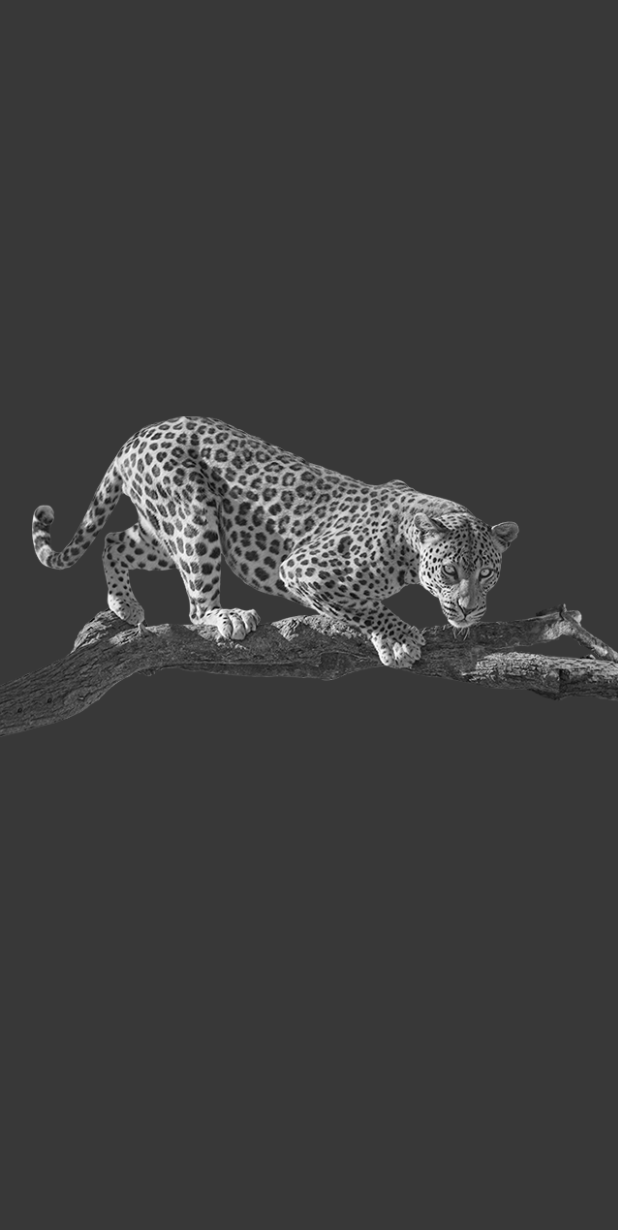
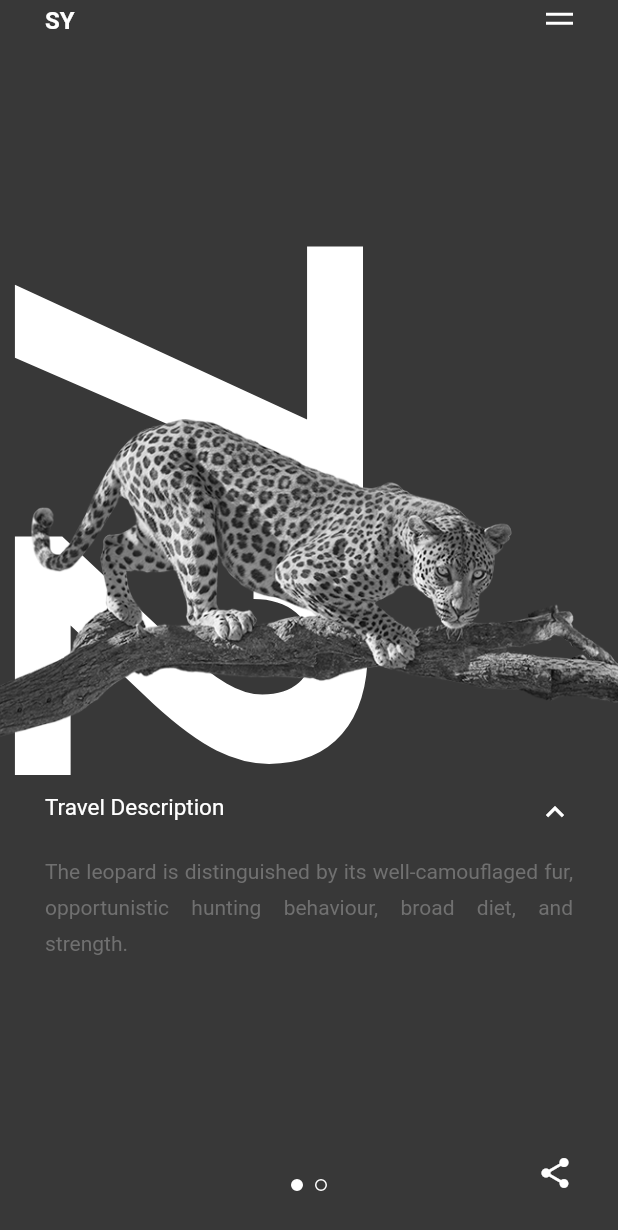
Before and after one commit to henriSedjame/sy_travel_animation, a Flutter app: the screen it shows after launch, on a phone screen of 412 x 824 dp. Shown: the top 1230 px of the screen. Run offline on Flutter 3.47's test engine with Material 2 defaults, Android fonts, the phone set to English and light mode, and no system bars.

Commit message:
Page 1 achevé

```diff
--- a/lib/main_view.dart
+++ b/lib/main_view.dart
@@ -3,7 +3,13 @@ import 'package:provider/provider.dart';
 import 'package:sy_travel_animation/utils/PageScrollHolder.dart';
 import 'package:sy_travel_animation/pages/leopard_page.dart';
 import 'package:sy_travel_animation/pages/vulture_page.dart';
+import 'package:sy_travel_animation/widgets/app_bar_widget.dart';
+import 'package:sy_travel_animation/widgets/arrow_icon.dart';
+import 'package:sy_travel_animation/widgets/leopard_page_desc_widget.dart';
 import 'package:sy_travel_animation/widgets/leopard_widget.dart';
+import 'package:sy_travel_animation/widgets/7_2_widget.dart';
+import 'package:sy_travel_animation/widgets/page_indicator.dart';
+import 'package:sy_travel_animation/widgets/share_btn_widget.dart';
 import 'package:sy_travel_animation/widgets/vulture_widget.dart';
 
 class MainView extends StatefulWidget {
@@ -49,7 +55,11 @@ class _MainViewState extends State<MainView>
               ],
             ),
             LeopardWidget(),
-            VultureWidget()
+            VultureWidget(),
+            AppBarWidget(),
+            PageIndicator(),
+            ShareBtnWidget(),
+            ArrowIcon()
           ],
         ),
       ),
--- a/lib/pages/leopard_page.dart
+++ b/lib/pages/leopard_page.dart
@@ -1,8 +1,15 @@
 import 'package:flutter/material.dart';
+import 'package:sy_travel_animation/widgets/7_2_widget.dart';
+import 'package:sy_travel_animation/widgets/leopard_page_desc_widget.dart';
 
 class LeopardPage extends StatelessWidget {
   @override
   Widget build(BuildContext context) {
-    return Container();
+    return Stack(
+      children: <Widget>[
+        b72Widget(),
+        LeopardPageDescWidget(),
+      ],
+    );
   }
 }
--- a/lib/utils/PageScrollHolder.dart
+++ b/lib/utils/PageScrollHolder.dart
@@ -4,8 +4,8 @@ import 'package:flutter/foundation.dart';
 
 class PageScrollHolder extends ChangeNotifier {
 
-  double _currentPage = 0;
-  double _pagePosition;
+  double _currentPage = 0.0;
+  double _pagePosition = 0.0;
 
   PageScrollHolder(PageController controller) {
     controller.addListener(() {
--- a/lib/utils/constantes.dart
+++ b/lib/utils/constantes.dart
@@ -1,18 +1,39 @@
+
+import 'dart:io';
 
 import 'package:flutter/material.dart';
 
+/* Colors */
 const Color mainBlack = Color(0xFF383838);
 const Color lightGrey = Color(0xFF707070);
 const Color lighterGrey = Color(0xFFA0A0A0);
 const Color white = Color(0xFFFFFFFF);
 
-
+/* images asset */
 const leopardAsset = 'assets/images/leopard.png';
 const vultureAsset = 'assets/images/vulture.png';
 
+/* décalages & ratio */
+const leopardRatio = 1.9/3;
+const vultureRatio = 1.9/3;
+
+const leopardDecalage = 0.85;
+const vultureDecalage = 1 - leopardDecalage;
+
+/* Images size */
 const vultureOriginalHeight = 414.0;
 const vultureOriginalWidth = 205.0;
-const vultureTransformedHeight = 240.0;
+const vultureTransformedHeight = vultureOriginalHeight * vultureRatio;
 const vultureTransformedWidth = vultureTransformedHeight * vultureOriginalWidth / vultureOriginalHeight;
 
-const leopardImageHeight = 270.0;
+const leopardOriginalHeight = 418.0;
+const leopardOriginalWidth = 1022.0;
+const leopardTransformedwidth = leopardOriginalWidth * leopardRatio;
+const leopardImageHeight = leopardTransformedwidth * leopardOriginalHeight/leopardOriginalWidth;
+
+/* */
+
+double screenHeight(BuildContext ctx) => MediaQuery.of(ctx).size.height;
+double b72TopGap(BuildContext ctx) => (screenHeight(ctx) - leopardImageHeight) / 2 - 125;
+double b72Height(BuildContext ctx) => (screenHeight(ctx)/ 2.2);
+double descTopGap(BuildContext ctx) => b72TopGap(ctx) + b72Height(ctx);
--- /dev/null
+++ b/lib/widgets/7_2_widget.dart
@@ -0,0 +1,39 @@
+import 'package:flutter/material.dart';
+import 'package:provider/provider.dart';
+import 'package:sy_travel_animation/utils/PageScrollHolder.dart';
+import 'package:sy_travel_animation/utils/constantes.dart';
+
+class b72Widget extends StatelessWidget {
+  @override
+  Widget build(BuildContext context) {
+    var screenSize = MediaQuery.of(context).size;
+    var screenWidth = screenSize.width;
+
+    var decalageFin = -screenWidth;
+    const decalageDebut = -60.0;
+
+    return Consumer<PageScrollHolder>(
+      builder: (_, holder, child) {
+        var page = holder.currentPage;
+
+        return Positioned(
+          top: b72TopGap(context),
+          left: (decalageFin - decalageDebut) * 2 * page + decalageDebut,
+          child: IgnorePointer(
+            child: Container(
+              height: b72Height(context),
+              child: FittedBox(
+                child: RotatedBox(
+                    quarterTurns: 1,
+                    child: Text(
+                      '72',
+                      style: TextStyle(fontWeight: FontWeight.bold),
+                    )),
+              ),
+            ),
+          ),
+        );
+      },
+    );
+  }
+}
--- /dev/null
+++ b/lib/widgets/app_bar_widget.dart
@@ -0,0 +1,23 @@
+import 'package:flutter/material.dart';
+import 'package:sy_travel_animation/widgets/menu_icon.dart';
+
+class AppBarWidget extends StatelessWidget {
+  @override
+  Widget build(BuildContext context) {
+    return SafeArea(
+      child: Padding(
+        padding: const EdgeInsets.symmetric(horizontal: 30.0, vertical: 4.0),
+        child: Row(
+          mainAxisAlignment: MainAxisAlignment.spaceBetween,
+          children: <Widget>[
+            Text('SY', style: TextStyle(
+              fontSize: 16,
+              fontWeight:  FontWeight.bold
+            ),),
+            MenuIcon()
+          ],
+        ),
+      ),
+    );
+  }
+}
--- /dev/null
+++ b/lib/widgets/arrow_icon.dart
@@ -0,0 +1,13 @@
+import 'package:flutter/material.dart';
+import 'package:sy_travel_animation/utils/constantes.dart';
+
+class ArrowIcon extends StatelessWidget {
+  @override
+  Widget build(BuildContext context) {
+    return Positioned(
+      top: descTopGap(context),
+      right: 30,
+      child: Icon(Icons.keyboard_arrow_up),
+    );
+  }
+}
--- /dev/null
+++ b/lib/widgets/leopard_page_desc_widget.dart
@@ -0,0 +1,54 @@
+import 'package:flutter/material.dart';
+import 'package:provider/provider.dart';
+import 'package:sy_travel_animation/utils/PageScrollHolder.dart';
+import 'package:sy_travel_animation/utils/constantes.dart';
+import 'dart:math' as math;
+
+class LeopardPageDescWidget extends StatelessWidget {
+  @override
+  Widget build(BuildContext context) {
+    var screenSize = MediaQuery.of(context).size;
+    var screenWidth = screenSize.width;
+    var decalageFin = -screenWidth;
+    const decalageDebut = 30.0;
+
+    return Consumer<PageScrollHolder>(
+      builder: (_, holder, child) {
+        var page = holder.currentPage;
+        return Positioned(
+          top: descTopGap(context),
+          left: (decalageFin - decalageDebut) * 2 * page + decalageDebut,
+          child: Opacity(
+            opacity: math.max(0, (1 - (10 * page))),
+            child: Container(
+              width: screenWidth,
+              child: Column(
+                crossAxisAlignment: CrossAxisAlignment.start,
+                children: <Widget>[
+                  Text(
+                    'Travel Description',
+                    style: TextStyle(fontSize: 15),
+                  ),
+                  SizedBox(
+                    height: 20,
+                  ),
+                  SizedBox(
+                    width: screenWidth - (2 * decalageDebut),
+                    child: Text(
+                        'The leopard is distinguished by its well-camouflaged fur, opportunistic hunting behaviour, broad diet, and strength.',
+                      style: TextStyle(
+                        color: lightGrey,
+                        height: 1.7
+                      ),
+                      textAlign: TextAlign.justify,
+                    ),
+                  )
+                ],
+              ),
+            ),
+          ),
+        );
+      },
+    );
+  }
+}
--- a/lib/widgets/leopard_widget.dart
+++ b/lib/widgets/leopard_widget.dart
@@ -17,8 +17,9 @@ class LeopardWidget extends StatelessWidget {
           var page = holder.currentPage;
           return Positioned(
               top: topGap,
-              left: -screenWidth * (0.85 * page),
-              height: leopardImageHeight,
+              left: -screenWidth * leopardDecalage * page,
+              //height: leopardImageHeight,
+              width: screenWidth * (1/leopardRatio),
               child: child);
         },
 
--- /dev/null
+++ b/lib/widgets/menu_icon.dart
@@ -0,0 +1,26 @@
+import 'package:flutter/material.dart';
+import 'package:sy_travel_animation/utils/constantes.dart';
+
+class MenuIcon extends StatelessWidget {
+  @override
+  Widget build(BuildContext context) {
+    return SizedBox(
+      height: 10,
+      child: Column(
+        children: <Widget>[
+          Container(
+            width: 18,
+            height: 2,
+            color: white,
+          ),
+          SizedBox(height: 4,),
+          Container(
+            width: 18,
+            height: 2,
+            color: white,
+          )
+        ],
+      ),
+    );
+  }
+}
--- /dev/null
+++ b/lib/widgets/page_indicator.dart
@@ -0,0 +1,54 @@
+import 'package:flutter/material.dart';
+import 'package:provider/provider.dart';
+import 'package:sy_travel_animation/utils/PageScrollHolder.dart';
+import 'package:sy_travel_animation/utils/constantes.dart';
+import 'dart:math' as math;
+
+class PageIndicator extends StatelessWidget {
+  @override
+  Widget build(BuildContext context) {
+     double size = 8;
+
+    return Consumer<PageScrollHolder>(
+      builder: (_, holder, child) {
+
+        var page = holder.currentPage.round();
+        var firstPage = page == 0;
+        var color1 = firstPage ? white : Colors.transparent;
+        var color2 = !firstPage ? white : Colors.transparent;
+        return Positioned(
+          bottom: 30,
+          left: (MediaQuery.of(context).size.width/2) - (3/2 * size),
+          child: Row(
+            children: <Widget>[
+              Round(size: size, color: color1,),
+              SizedBox(width: size,),
+              Round(size: size, color: color2)
+            ],
+          ),
+        );
+      },
+    );
+  }
+}
+
+class Round extends StatelessWidget {
+
+  final double size;
+  final Color color;
+
+  Round({this.size, this.color});
+
+  @override
+  Widget build(BuildContext context) {
+    return Container(
+      width: size,
+      height: size,
+      decoration: BoxDecoration(
+        color: color,
+        shape: BoxShape.circle,
+        border: Border.all(color: white, width: 1.0)
+      ),
+    );
+  }
+}
--- /dev/null
+++ b/lib/widgets/share_btn_widget.dart
@@ -0,0 +1,12 @@
+import 'package:flutter/material.dart';
+
+class ShareBtnWidget extends StatelessWidget {
+  @override
+  Widget build(BuildContext context) {
+    return Positioned(
+      bottom: 30,
+      right: 30,
+      child: Icon(Icons.share),
+    );
+  }
+}
--- a/lib/widgets/vulture_widget.dart
+++ b/lib/widgets/vulture_widget.dart
@@ -13,7 +13,12 @@ class VultureWidget extends StatelessWidget {
     var topGap = (screenHeight - vultureTransformedHeight) / 2;
     var rightGap = (screenWidth - vultureTransformedWidth)/ 2;
 
-    var gap = 60.0;
+    /*
+    * Pour le déplacement du vautour
+    * on suit l'équation de droite suivante y = (a(x) + b) + g
+    * où y est la position du vautour et x la position de la page et g le décalage
+    */
+    var gap = vultureDecalage * screenWidth;
 
     return Consumer<PageScrollHolder>(
       builder: (ctx, holder, child) {
```
